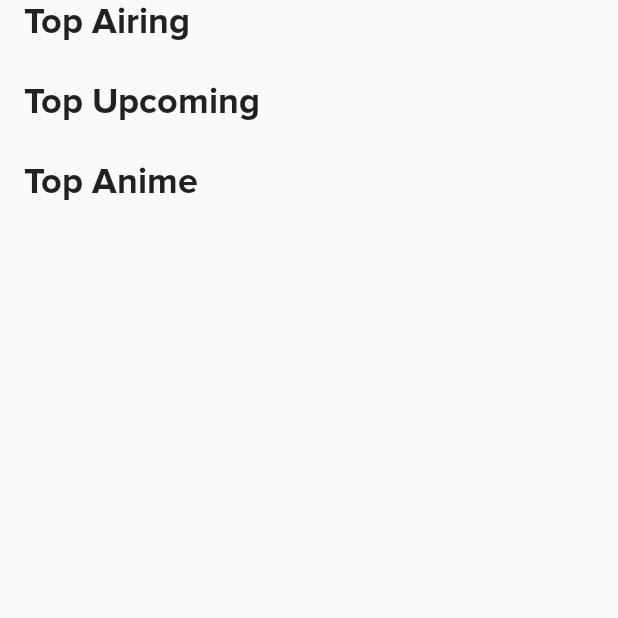
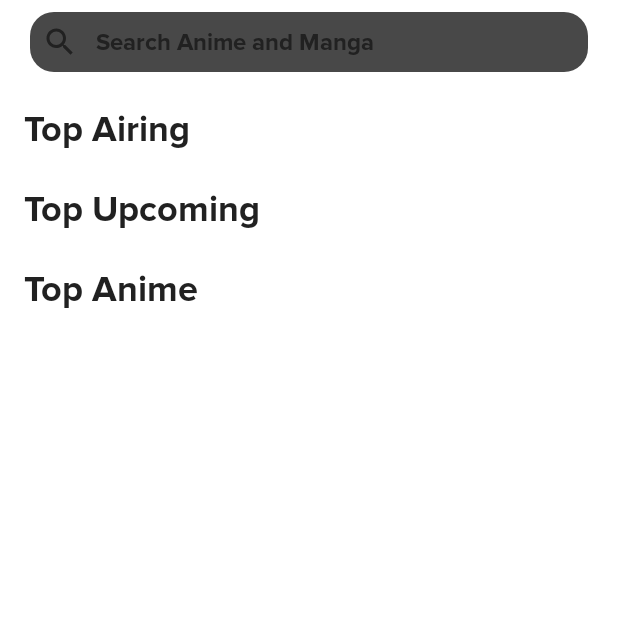
Before and after one commit to lexwilliam/Risuto, an Android app built with Jetpack Compose: the composable HomeContent called with empty values, on a phone screen of 412 x 824 dp, the top half of it. Run offline under Robolectric (Android 15) with nearby library versions, the phone set to English and light mode, and no system bars; 6 statements that could not run were skipped.

```diff
--- a/app/src/main/java/com/example/risuto/presentation/RisutoApp.kt
+++ b/app/src/main/java/com/example/risuto/presentation/RisutoApp.kt
@@ -64,6 +64,9 @@ fun RisutoApp() {
                         navController.navigate(
                             RisutoAnimeScreen.route.plus("/?mal_id=$mal_id")
                         )
+                    },
+                    navToSearch = {
+                        navController.navigate(RisutoSearchScreen.route)
                     }
                 )
             }
--- a/app/src/main/java/com/example/risuto/presentation/ui/component/List.kt
+++ b/app/src/main/java/com/example/risuto/presentation/ui/component/List.kt
@@ -69,9 +69,3 @@ fun HorizontalGridList(
         }
     }
 }
-
-@Preview
-@Composable
-fun GridListPreview() {
-
-}
--- /dev/null
+++ b/app/src/main/java/com/example/risuto/presentation/ui/component/Toolbars.kt
@@ -0,0 +1,46 @@
+package com.example.risuto.presentation.ui.component
+
+import androidx.compose.foundation.background
+import androidx.compose.foundation.clickable
+import androidx.compose.foundation.layout.*
+import androidx.compose.material.Icon
+import androidx.compose.material.MaterialTheme
+import androidx.compose.material.Surface
+import androidx.compose.material.Text
+import androidx.compose.material.icons.Icons
+import androidx.compose.material.icons.filled.Search
+import androidx.compose.runtime.Composable
+import androidx.compose.ui.Alignment
+import androidx.compose.ui.Modifier
+import androidx.compose.ui.draw.clip
+import androidx.compose.ui.text.font.FontWeight
+import androidx.compose.ui.unit.dp
+
+@Composable
+fun NavSearchBar(
+    navToSearch: () -> Unit
+) {
+    Surface(
+        modifier = Modifier
+            .fillMaxWidth()
+            .padding(horizontal = 20.dp, vertical = 8.dp)
+            .clip(MaterialTheme.shapes.large)
+            .size(width = 120.dp, height = 40.dp)
+            .clickable { navToSearch() }
+    ) {
+        Row(
+            modifier = Modifier.background(color = MaterialTheme.colors.primary),
+            verticalAlignment = Alignment.CenterVertically
+        ) {
+            Spacer(modifier = Modifier.padding(4.dp))
+            Icon(Icons.Default.Search, contentDescription = null, tint = MaterialTheme.colors.primaryVariant)
+            Spacer(modifier = Modifier.padding(4.dp))
+            Text(
+                modifier = Modifier.padding(horizontal = 4.dp),
+                text = "Search Anime and Manga",
+                fontWeight = FontWeight.Bold,
+                color = MaterialTheme.colors.primaryVariant
+            )
+        }
+    }
+}
--- a/app/src/main/java/com/example/risuto/presentation/ui/home/HomeScreen.kt
+++ b/app/src/main/java/com/example/risuto/presentation/ui/home/HomeScreen.kt
@@ -34,11 +34,13 @@ import androidx.lifecycle.viewmodel.compose.viewModel
 import com.example.risuto.presentation.model.AnimeListPresentation
 import com.example.risuto.presentation.ui.component.ColumnList
 import com.example.risuto.presentation.ui.component.HorizontalGridList
+import com.example.risuto.presentation.ui.component.NavSearchBar
 
 @Composable
 fun HomeScreen(
     viewModel: HomeViewModel = viewModel(),
-    navToDetail: (Int) -> Unit
+    navToDetail: (Int) -> Unit,
+    navToSearch: () -> Unit
 ) {
     val viewState by viewModel.state.collectAsState()
 
@@ -46,7 +48,8 @@ fun HomeScreen(
         topAiringAnime = viewState.topAiringAnime,
         topAnime = viewState.topAnime,
         topUpcomingAnime = viewState.topUpcomingAnime,
-        navToDetail = navToDetail
+        navToDetail = navToDetail,
+        navToSearch = navToSearch
     )
 }
 
@@ -55,13 +58,17 @@ fun HomeContent(
     topAiringAnime: List<AnimeListPresentation>,
     topAnime: List<AnimeListPresentation>,
     topUpcomingAnime: List<AnimeListPresentation>,
-    navToDetail: (Int) -> Unit
+    navToDetail: (Int) -> Unit,
+    navToSearch: () -> Unit
 ) {
     val state = rememberScrollState()
     Column(
-        modifier = Modifier.verticalScroll(state),
+        modifier = Modifier
+            .verticalScroll(state)
+            .padding(bottom = 64.dp),
         verticalArrangement = Arrangement.spacedBy(16.dp)
     ) {
+        NavSearchBar(navToSearch = { navToSearch() })
         PosterGridList(
             title = "Top Airing",
             items = topAiringAnime,
--- a/app/src/main/java/com/example/risuto/presentation/ui/search/SearchViewModel.kt
+++ b/app/src/main/java/com/example/risuto/presentation/ui/search/SearchViewModel.kt
@@ -50,6 +50,10 @@ class SearchViewModel
             }
         }
     }
+
+    fun onQueryChange(query: String){
+        this.query.value = query
+    }
 }
 
 data class SearchViewState(
```
Also changed, not shown: app/src/main/java/com/example/risuto/presentation/ui/component/Chip.kt (added, +74 -0 lines), app/src/main/java/com/example/risuto/presentation/ui/search/SearchScreen.kt (+78 -29 lines), app/src/main/java/com/example/risuto/presentation/ui/theme/Color.kt (+16 -10 lines), app/src/main/java/com/example/risuto/presentation/ui/theme/Theme.kt (+4 -4 lines), app/src/main/java/com/example/risuto/presentation/util/FilterItems.kt (added, +11 -0 lines).
